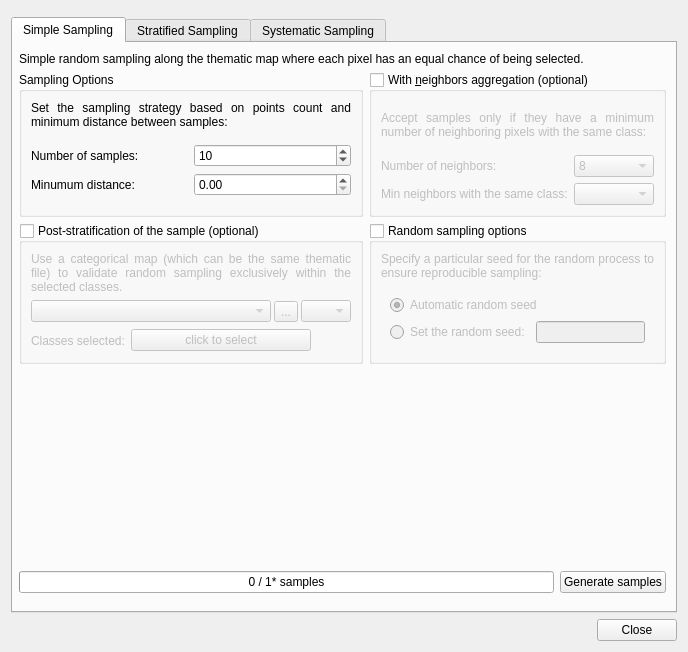
SMByC/AcATaMa, file ui/sampling_design_window.ui: the form before one commit.
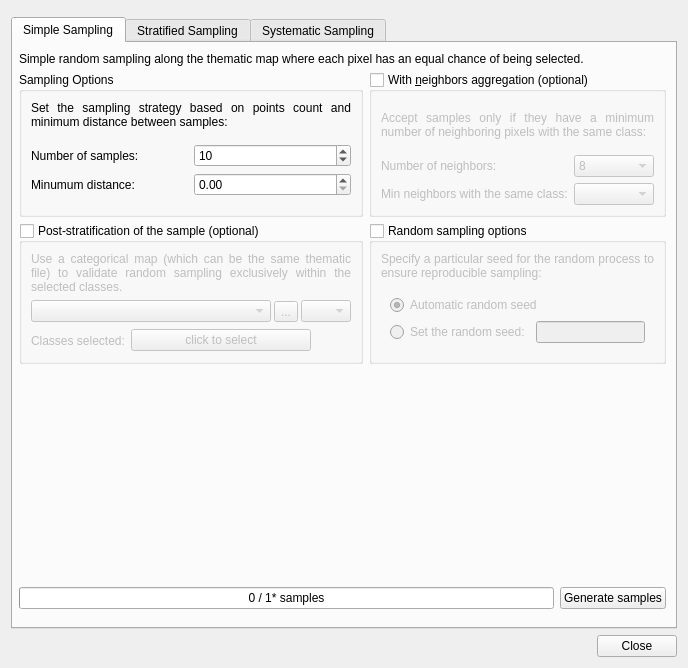
The form after the commit. Icons and pictures are not drawn. Custom widgets are drawn as their Qt base class.

Commit message: Added some missing connections in the sampling design window

```diff
--- a/ui/sampling_design_window.ui
+++ b/ui/sampling_design_window.ui
@@ -7,7 +7,7 @@
     <x>0</x>
     <y>0</y>
     <width>688</width>
-    <height>652</height>
+    <height>668</height>
    </rect>
   </property>
   <property name="windowTitle">
```
Left out of the diff: 102 changed lines with no effect on the pictures.
